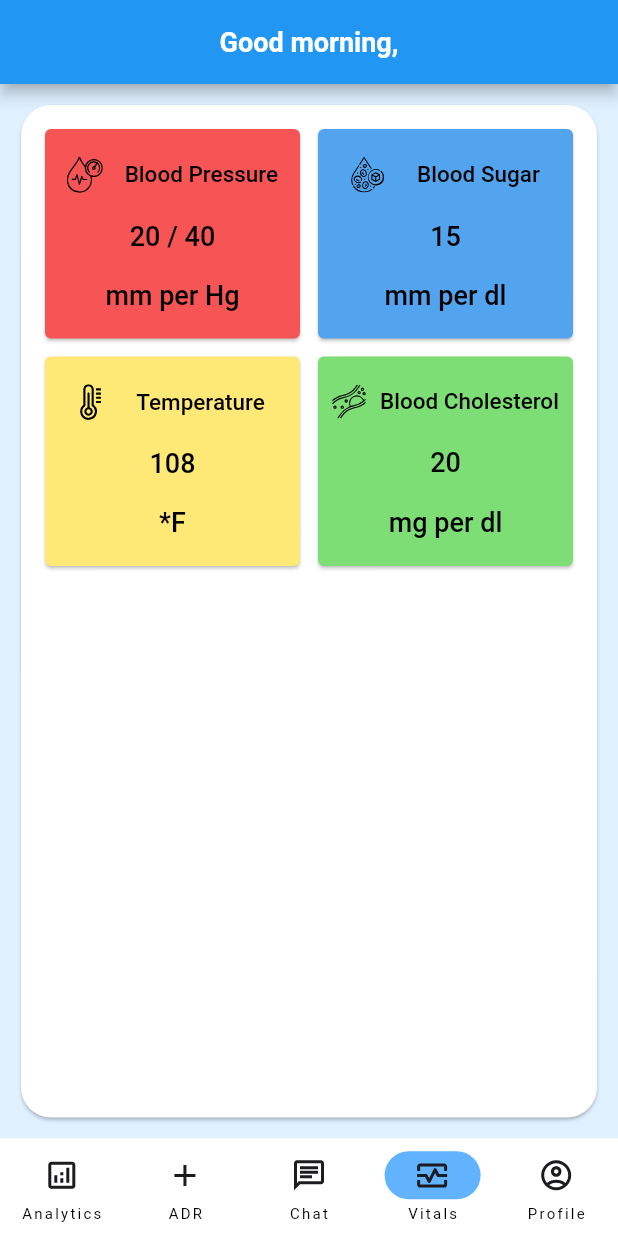
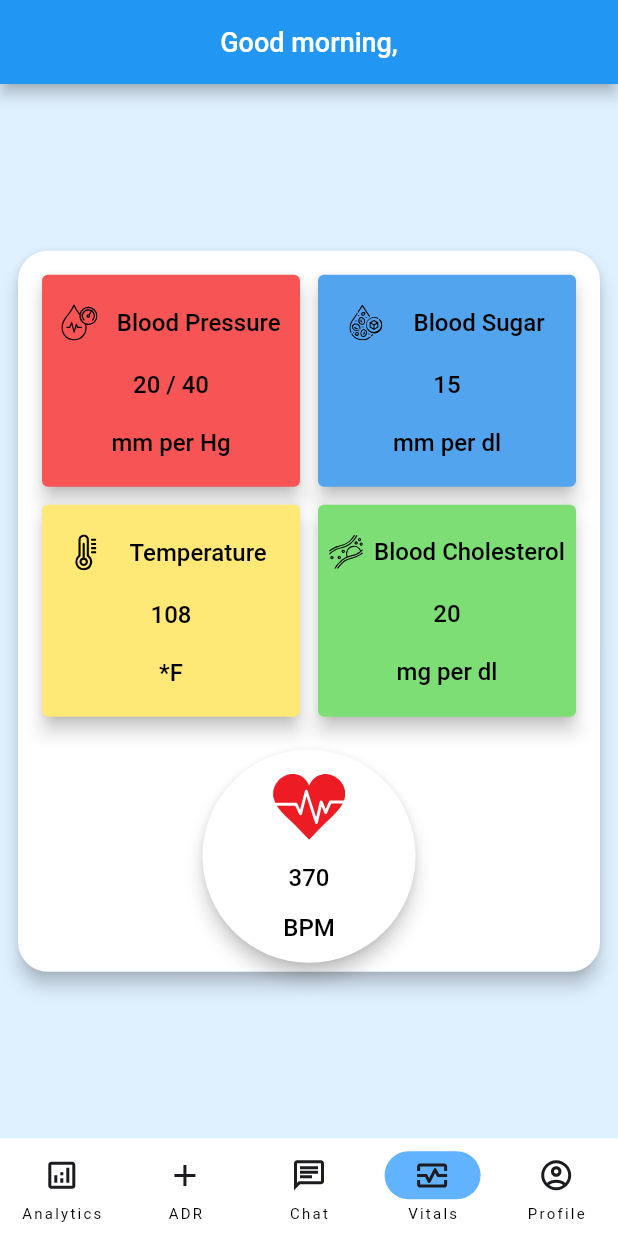
Before and after one commit to HVMS/pharma_trac, a Flutter app: the screen it shows after launch, item 4 of the bottom bar chosen, on a phone screen of 412 x 824 dp. Run offline on Flutter 3.47's test engine with Material 2 defaults, Android fonts, the phone set to English and light mode, and no system bars; our stand-ins replace country_picker, device_preview, dropdown_button2, flutter_svg, google_fonts, google_sign_in and 4 more; accounts and stored records are empty; network calls fail.

Commit message:
files updated according to style utils

```diff
--- a/lib/UserProfile/edit_profile_screen.dart
+++ b/lib/UserProfile/edit_profile_screen.dart
@@ -5,6 +5,7 @@ import 'package:pharma_trac/Utils/string_utils.dart';
 import 'package:google_fonts/google_fonts.dart';
 import 'package:pharma_trac/customWidgets/CustomEditProfileRow.dart';
 import '../Utils/colors_utils.dart';
+import '../Utils/styleUtils.dart';
 import '../customWidgets/CustomGreyDivider.dart';
 
 class EditProfileScreen extends StatefulWidget {
@@ -34,11 +35,7 @@ class _EditProfileScreen extends State<EditProfileScreen> {
       appBar: AppBar(
         title: Text(
           StringUtils.editScreenAppBarTitle,
-          style: GoogleFonts.roboto(
-            fontSize: 18.0,
-            fontWeight: FontWeight.w700,
-            color: ColorUtils.white,
-          ),
+          style: StyleUtils.appBarTextStyle(),
         ),
       ),
       body: Padding(
--- a/lib/UserProfile/user_profile_screen.dart
+++ b/lib/UserProfile/user_profile_screen.dart
@@ -6,6 +6,7 @@ import 'package:pharma_trac/Utils/string_utils.dart';
 import 'package:google_fonts/google_fonts.dart';
 import 'package:flutter_svg/svg.dart';
 
+import '../Utils/styleUtils.dart';
 import '../customWidgets/CustomGreyDivider.dart';
 
 class UserProfileScreen extends StatefulWidget{
@@ -46,11 +47,7 @@ class _UserProfileScreen extends State<UserProfileScreen>{
               const SizedBox(height: 15),
               Text(
                 StringUtils.editProfileTitle,
-                style: GoogleFonts.kiwiMaru(
-                  fontSize: 15.0,
-                  fontWeight: FontWeight.w700,
-                  color: ColorUtils.black,
-                ),
+                style: StyleUtils.robotoTextStyle(),
               ),
               const SizedBox(height: 20),
               const CustomGreyDivider(),
@@ -76,19 +73,11 @@ class _UserProfileScreen extends State<UserProfileScreen>{
                     children: [
                       Text(
                         userDataBox.get('fullName', defaultValue: ''),
-                        style: GoogleFonts.kiwiMaru(
-                          fontSize: 15.0,
-                          fontWeight: FontWeight.w700,
-                          color: ColorUtils.black,
-                        ),
+                        style: StyleUtils.robotoTextStyle(),
                       ),
                       Text(
                         userDataBox.get('email_address', defaultValue: ''),
-                        style: GoogleFonts.kiwiMaru(
-                          fontSize: 15.0,
-                          fontWeight: FontWeight.w700,
-                          color: ColorUtils.black,
-                        ),
+                        style: StyleUtils.robotoTextStyle(),
                       ),
                     ],
                   ),
@@ -114,11 +103,7 @@ class _UserProfileScreen extends State<UserProfileScreen>{
                     ),
                     Text(
                       StringUtils.userChangePassword,
-                      style: GoogleFonts.kiwiMaru(
-                        fontSize: 15.0,
-                        fontWeight: FontWeight.w700,
-                        color: ColorUtils.black,
-                      ),
+                      style: StyleUtils.robotoTextStyle(),
                     ),
                   ],
                 ),
@@ -134,11 +119,7 @@ class _UserProfileScreen extends State<UserProfileScreen>{
                     ),
                     Text(
                       StringUtils.userRatings,
-                      style: GoogleFonts.kiwiMaru(
-                        fontSize: 15.0,
-                        fontWeight: FontWeight.w700,
-                        color: ColorUtils.black,
-                      ),
+                      style: StyleUtils.robotoTextStyle(),
                     ),
                   ],
                 ),
@@ -154,11 +135,7 @@ class _UserProfileScreen extends State<UserProfileScreen>{
                     ),
                     Text(
                       StringUtils.userLogout,
-                      style: GoogleFonts.kiwiMaru(
-                        fontSize: 15.0,
-                        fontWeight: FontWeight.w700,
-                        color: ColorUtils.black,
-                      ),
+                      style: StyleUtils.robotoTextStyle(),
                     ),
                   ],
                 ),
--- a/lib/Utils/string_utils.dart
+++ b/lib/Utils/string_utils.dart
@@ -41,5 +41,13 @@ class StringUtils{
 
   // Hive Box String names
   static const String userDataBox = "userData";
+  static const String bloodPressureText = "Blood Pressure";
+  static const String bloodPressureMeasurement = "mm per Hg";
+  static const String bloodSugarText = "Blood Sugar";
+  static const String bloodSugarMeasurement = "mm per dl";
+  static const String bodyTemperatureText = "Temperature";
+  static const String bodyTemperatureMeasurement = "*F";
+  static const String bloodCholesterolText = "Blood Cholesterol";
+  static const String bloodCholesterolMeasurement = "mg per dl";
 
 }
--- /dev/null
+++ b/lib/Utils/styleUtils.dart
@@ -0,0 +1,32 @@
+import 'package:flutter/material.dart';
+import 'package:google_fonts/google_fonts.dart';
+import 'colors_utils.dart';
+
+
+class StyleUtils {
+
+  static TextStyle robotoTextStyle() {
+    return GoogleFonts.roboto(
+      fontSize: 16.0,
+      fontWeight: FontWeight.w500,
+      color: ColorUtils.black,
+    );
+  }
+
+  static TextStyle appBarTextStyle() {
+    return GoogleFonts.roboto(
+      fontSize: 18.0,
+      fontWeight: FontWeight.w500,
+      color: ColorUtils.white,
+    );
+  }
+
+  static TextStyle robotoLightTextStyle() {
+    return GoogleFonts.roboto(
+      fontSize: 16.0,
+      fontWeight: FontWeight.w300,
+      color: ColorUtils.black,
+    );
+  }
+
+}
--- a/lib/VitalSigns/blood_cholesterol.dart
+++ b/lib/VitalSigns/blood_cholesterol.dart
@@ -2,6 +2,8 @@ import 'package:flutter/material.dart';
 import 'package:flutter_svg/flutter_svg.dart';
 import 'package:google_fonts/google_fonts.dart';
 import '../Utils/colors_utils.dart';
+import '../Utils/string_utils.dart';
+import '../Utils/styleUtils.dart';
 
 class BloodCholesterol extends StatefulWidget {
   const BloodCholesterol({super.key});
@@ -17,6 +19,7 @@ class _BloodCholesterolState extends State<BloodCholesterol> {
       padding: const EdgeInsets.all(2.0),
       child: Card(
         color: ColorUtils.greenColorCardView,
+        elevation: 5,
         child: Column(
           mainAxisAlignment: MainAxisAlignment.spaceEvenly,
           children: [
@@ -25,17 +28,13 @@ class _BloodCholesterolState extends State<BloodCholesterol> {
               children: [
                 SvgPicture.asset('Icons/blood_cholesterol.svg'),
                 Text(
-                  'Blood Cholesterol',
+                  StringUtils.bloodCholesterolText,
                   textAlign: TextAlign.center,
                   maxLines: 2,
                   overflow: TextOverflow.ellipsis,
                   softWrap: true,
                   textDirection: TextDirection.ltr,
-                  style: GoogleFonts.roboto(
-                    fontSize: 15.0,
-                    fontWeight: FontWeight.w500,
-                    color: ColorUtils.black,
-                  ),
+                  style: StyleUtils.robotoTextStyle(),
                 ),
               ],
             ),
@@ -44,11 +43,7 @@ class _BloodCholesterolState extends State<BloodCholesterol> {
               children: [
                 Text(
                   '20',
-                  style: GoogleFonts.roboto(
-                    fontSize: 18.0,
-                    fontWeight: FontWeight.w500,
-                    color: ColorUtils.black,
-                  ),
+                  style: StyleUtils.robotoTextStyle(),
                 ),
               ],
             ),
@@ -56,12 +51,8 @@ class _BloodCholesterolState extends State<BloodCholesterol> {
               mainAxisAlignment: MainAxisAlignment.center,
               children: [
                 Text(
-                  'mg per dl',
-                  style: GoogleFonts.roboto(
-                    fontSize: 18.0,
-                    fontWeight: FontWeight.w500,
-                    color: ColorUtils.black,
-                  ),
+                  StringUtils.bloodCholesterolMeasurement,
+                  style: StyleUtils.robotoTextStyle(),
                 ),
               ],
             ),
--- a/lib/VitalSigns/blood_pessure_sign.dart
+++ b/lib/VitalSigns/blood_pessure_sign.dart
@@ -1,7 +1,9 @@
 import 'package:flutter/material.dart';
 import 'package:flutter_svg/flutter_svg.dart';
 import 'package:google_fonts/google_fonts.dart';
+import 'package:pharma_trac/Utils/styleUtils.dart';
 import '../Utils/colors_utils.dart';
+import '../Utils/string_utils.dart';
 
 class BloodPressureSign extends StatefulWidget {
   const BloodPressureSign({super.key});
@@ -17,6 +19,7 @@ class _BloodPressureSignState extends State<BloodPressureSign> {
       padding: const EdgeInsets.all(2.0),
       child: Card(
         color: ColorUtils.redColorCardView,
+        elevation: 5,
         child: Column(
           mainAxisAlignment: MainAxisAlignment.spaceEvenly,
           children: [
@@ -25,12 +28,8 @@ class _BloodPressureSignState extends State<BloodPressureSign> {
               children: [
                 SvgPicture.asset('Icons/blood-pressure.svg'),
                 Text(
-                  'Blood Pressure',
-                  style: GoogleFonts.roboto(
-                    fontSize: 15.0,
-                    fontWeight: FontWeight.w500,
-                    color: ColorUtils.black,
-                  ),
+                  StringUtils.bloodPressureText,
+                  style: StyleUtils.robotoTextStyle(),
                 ),
               ],
             ),
@@ -39,11 +38,7 @@ class _BloodPressureSignState extends State<BloodPressureSign> {
               children: [
                 Text(
                   '20 / 40',
-                  style: GoogleFonts.roboto(
-                    fontSize: 18.0,
-                    fontWeight: FontWeight.w500,
-                    color: ColorUtils.black,
-                  ),
+                  style: StyleUtils.robotoTextStyle(),
                 ),
               ],
             ),
@@ -51,12 +46,8 @@ class _BloodPressureSignState extends State<BloodPressureSign> {
               mainAxisAlignment: MainAxisAlignment.center,
               children: [
                 Text(
-                  'mm per Hg',
-                  style: GoogleFonts.roboto(
-                    fontSize: 18.0,
-                    fontWeight: FontWeight.w500,
-                    color: ColorUtils.black,
-                  ),
+                  StringUtils.bloodPressureMeasurement,
+                  style: StyleUtils.robotoTextStyle(),
                 ),
               ],
             ),
--- a/lib/VitalSigns/blood_sugar_sign.dart
+++ b/lib/VitalSigns/blood_sugar_sign.dart
@@ -1,8 +1,9 @@
 import 'package:flutter/material.dart';
 import 'package:flutter_svg/svg.dart';
-import 'package:google_fonts/google_fonts.dart';
+import 'package:pharma_trac/Utils/string_utils.dart';
 
 import '../Utils/colors_utils.dart';
+import '../Utils/styleUtils.dart';
 
 class BloodSugarSign extends StatefulWidget {
   const BloodSugarSign({super.key});
@@ -18,6 +19,7 @@ class _BloodSugarSignState extends State<BloodSugarSign> {
       padding: const EdgeInsets.all(2.0),
       child: Card(
         color: ColorUtils.blueColorCardView,
+        elevation: 5,
         child: Column(
           mainAxisAlignment: MainAxisAlignment.spaceEvenly,
           children: [
@@ -26,12 +28,8 @@ class _BloodSugarSignState extends State<BloodSugarSign> {
               children: [
                 SvgPicture.asset('Icons/blood_sugar.svg'),
                 Text(
-                  'Blood Sugar',
-                  style: GoogleFonts.roboto(
-                    fontSize: 15.0,
-                    fontWeight: FontWeight.w500,
-                    color: ColorUtils.black,
-                  ),
+                  StringUtils.bloodSugarText,
+                  style: StyleUtils.robotoTextStyle(),
                 ),
               ],
             ),
@@ -40,11 +38,7 @@ class _BloodSugarSignState extends State<BloodSugarSign> {
               children: [
                 Text(
                   '15',
-                  style: GoogleFonts.roboto(
-                    fontSize: 18.0,
-                    fontWeight: FontWeight.w500,
-                    color: ColorUtils.black,
-                  ),
+                  style: StyleUtils.robotoTextStyle(),
                 ),
               ],
             ),
@@ -52,12 +46,8 @@ class _BloodSugarSignState extends State<BloodSugarSign> {
               mainAxisAlignment: MainAxisAlignment.center,
               children: [
                 Text(
-                  'mm per dl',
-                  style: GoogleFonts.roboto(
-                    fontSize: 18.0,
-                    fontWeight: FontWeight.w500,
-                    color: ColorUtils.black,
-                  ),
+                  StringUtils.bloodSugarMeasurement,
+                  style: StyleUtils.robotoTextStyle(),
                 ),
               ],
             ),
--- a/lib/VitalSigns/body_temperature.dart
+++ b/lib/VitalSigns/body_temperature.dart
@@ -3,6 +3,8 @@ import 'package:flutter_svg/svg.dart';
 import 'package:google_fonts/google_fonts.dart';
 
 import '../Utils/colors_utils.dart';
+import '../Utils/string_utils.dart';
+import '../Utils/styleUtils.dart';
 
 class BodyTemperature extends StatefulWidget {
   const BodyTemperature({super.key});
@@ -18,6 +20,7 @@ class _BodyTemperatureState extends State<BodyTemperature> {
       padding: const EdgeInsets.all(2.0),
       child: Card(
         color: ColorUtils.yellowColorCardView,
+        elevation: 5,
         child: Column(
           mainAxisAlignment: MainAxisAlignment.spaceEvenly,
           children: [
@@ -26,12 +29,8 @@ class _BodyTemperatureState extends State<BodyTemperature> {
               children: [
                 SvgPicture.asset('Icons/temperature.svg'),
                 Text(
-                  'Temperature',
-                  style: GoogleFonts.roboto(
-                    fontSize: 15.0,
-                    fontWeight: FontWeight.w500,
-                    color: ColorUtils.black,
-                  ),
+                  StringUtils.bodyTemperatureText,
+                  style: StyleUtils.robotoTextStyle(),
                 ),
               ],
             ),
@@ -40,11 +39,7 @@ class _BodyTemperatureState extends State<BodyTemperature> {
               children: [
                 Text(
                   '108',
-                  style: GoogleFonts.roboto(
-                    fontSize: 18.0,
-                    fontWeight: FontWeight.w500,
-                    color: ColorUtils.black,
-                  ),
+                  style: StyleUtils.robotoTextStyle(),
                 ),
               ],
             ),
@@ -52,12 +47,8 @@ class _BodyTemperatureState extends State<BodyTemperature> {
               mainAxisAlignment: MainAxisAlignment.center,
               children: [
                 Text(
-                  '*F',
-                  style: GoogleFonts.roboto(
-                    fontSize: 18.0,
-                    fontWeight: FontWeight.w500,
-                    color: ColorUtils.black,
-                  ),
+                  StringUtils.bodyTemperatureMeasurement,
+                  style: StyleUtils.robotoTextStyle(),
                 ),
               ],
             ),
--- a/lib/VitalSigns/vital_signs.dart
+++ b/lib/VitalSigns/vital_signs.dart
@@ -1,13 +1,14 @@
 import 'package:flutter/material.dart';
-import 'package:flutter_svg/svg.dart';
 import 'package:google_fonts/google_fonts.dart';
 import 'package:hive/hive.dart';
 import 'package:pharma_trac/VitalSigns/blood_cholesterol.dart';
 import 'package:pharma_trac/VitalSigns/blood_pessure_sign.dart';
 import 'package:pharma_trac/VitalSigns/blood_sugar_sign.dart';
 import 'package:pharma_trac/VitalSigns/body_temperature.dart';
+import 'package:pharma_trac/VitalSigns/heart_rate.dart';
 
 import '../Utils/colors_utils.dart';
+import '../Utils/styleUtils.dart';
 import '../Utils/timeUtils.dart';
 
 class VitalSigns extends StatefulWidget {
@@ -18,7 +19,6 @@ class VitalSigns extends StatefulWidget {
 }
 
 class _VitalSignsState extends State<VitalSigns> {
-
   late Box userDataBox;
 
   @override
@@ -34,12 +34,9 @@ class _VitalSignsState extends State<VitalSigns> {
       appBar: AppBar(
         centerTitle: true,
         title: Text(
-          TimeUtils.greetingMessage() + userDataBox.get("fullName", defaultValue: ''),
-          style: GoogleFonts.roboto(
-            fontSize: 18.0,
-            fontWeight: FontWeight.w700,
-            color: ColorUtils.white,
-          ),
+          TimeUtils.greetingMessage() +
+              userDataBox.get("fullName", defaultValue: ''),
+          style: StyleUtils.appBarTextStyle(),
         ),
       ),
       body: Container(
@@ -47,18 +44,18 @@ class _VitalSignsState extends State<VitalSigns> {
         width: double.maxFinite,
         height: double.maxFinite,
         child: Padding(
-          padding: const EdgeInsets.all(10.0),
+          padding: const EdgeInsets.all(8.0),
+          child: Center(
             child: Card(
               color: ColorUtils.white,
+              elevation: 5,
               shape: RoundedRectangleBorder(
                 borderRadius: BorderRadius.circular(20.0),
               ),
-            child: ListView.builder(
-              shrinkWrap: true,
-              physics: const NeverScrollableScrollPhysics(),
-              itemCount: 1, // A single child in the ListView.builder
-              itemBuilder: (context, index) {
-                return GridView.count(
+              child: Column(
+                mainAxisSize: MainAxisSize.min,
+                children: [
+                  GridView.count(
                     crossAxisCount: 2, // Two cards in each row
                     padding: const EdgeInsets.all(10.0),
                     childAspectRatio: 1.2, // Adjust as needed for your design
@@ -69,8 +66,10 @@ class _VitalSignsState extends State<VitalSigns> {
                       BodyTemperature(),
                       BloodCholesterol(),
                     ],
-                );
-              },
+                  ),
+                  const HeartRateSign(),
+                ],
+              ),
             ),
           ),
         ),
--- a/lib/customWidgets/CustomEditProfileRow.dart
+++ b/lib/customWidgets/CustomEditProfileRow.dart
@@ -5,6 +5,7 @@ import 'package:google_fonts/google_fonts.dart';
 import 'package:pharma_trac/customWidgets/editProfileBottomSheetBar.dart';
 
 import '../Utils/colors_utils.dart';
+import '../Utils/styleUtils.dart';
 
 class CustomEditProfileRow extends StatelessWidget {
   final String title;
@@ -25,18 +26,11 @@ class CustomEditProfileRow extends StatelessWidget {
             children: <Widget>[
               Text(
                 title,
-                style: GoogleFonts.kiwiMaru(
-                  fontSize: 15.0,
-                  fontWeight: FontWeight.w700,
-                  color: ColorUtils.black,
-                ),
+                style: StyleUtils.robotoTextStyle(),
               ),
               Text(
                 value,
-                style: GoogleFonts.kiwiMaru(
-                  fontSize: 15.0,
-                  color: ColorUtils.black,
-                ),
+                style: StyleUtils.robotoLightTextStyle(),
               ),
             ],
           ),
```
Also changed, not shown: Icons/heart-rate.svg (added), Icons/heart_rate_icon.svg (added), lib/generated/assets.dart. Lines whose indentation alone changed are shown as unchanged.
